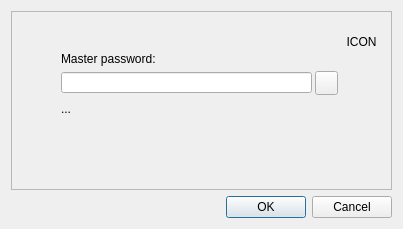
Before: the Qt Designer form ui/forms/login_window_hashed_maze.ui in TitoBarrosTI/hashed_maze, drawn with Qt 5.
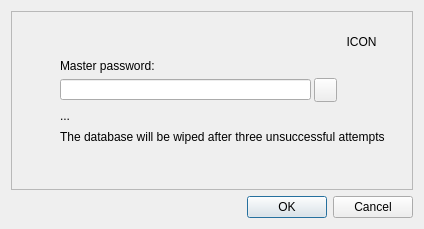
After: the same form once the commit is applied.

Commit message: refactor(ui): improve login attempt warnings with dynamic colors

Diff of the .ui file:
```diff
--- a/ui/forms/login_window_hashed_maze.ui
+++ b/ui/forms/login_window_hashed_maze.ui
@@ -6,7 +6,7 @@
    <rect>
     <x>0</x>
     <y>0</y>
-    <width>403</width>
+    <width>424</width>
     <height>229</height>
    </rect>
   </property>
@@ -25,8 +25,8 @@
      <widget class="QLineEdit" name="edtPWD">
       <property name="geometry">
        <rect>
-        <x>50</x>
-        <y>61</y>
+        <x>49</x>
+        <y>68</y>
         <width>251</width>
         <height>21</height>
        </rect>
@@ -44,8 +44,8 @@
      <widget class="QLabel" name="label">
       <property name="geometry">
        <rect>
-        <x>50</x>
-        <y>40</y>
+        <x>49</x>
+        <y>47</y>
         <width>141</width>
         <height>16</height>
        </rect>
@@ -57,9 +57,9 @@
      <widget class="QLabel" name="lblMsg">
       <property name="geometry">
        <rect>
-        <x>50</x>
-        <y>90</y>
-        <width>321</width>
+        <x>49</x>
+        <y>97</y>
+        <width>331</width>
         <height>16</height>
        </rect>
       </property>
@@ -86,8 +86,8 @@
      <widget class="QPushButton" name="btnShowPWD">
       <property name="geometry">
        <rect>
-        <x>304</x>
-        <y>60</y>
+        <x>303</x>
+        <y>67</y>
         <width>23</width>
         <height>24</height>
        </rect>
@@ -99,6 +99,28 @@
        <string/>
       </property>
      </widget>
+     <widget class="QLabel" name="lblWarning">
+      <property name="geometry">
+       <rect>
+        <x>49</x>
+        <y>119</y>
+        <width>341</width>
+        <height>41</height>
+       </rect>
+      </property>
+      <property name="styleSheet">
+       <string notr="true">lblWarning{
+	color: rgb(255, 255, 0)
+	visibility:hidden;
+}</string>
+      </property>
+      <property name="text">
+       <string>The database will be wiped after three unsuccessful attempts</string>
+      </property>
+      <property name="alignment">
+       <set>Qt::AlignmentFlag::AlignLeading|Qt::AlignmentFlag::AlignLeft|Qt::AlignmentFlag::AlignTop</set>
+      </property>
+     </widget>
     </widget>
    </item>
    <item row="1" column="0">
```
The commit also changes 3 other files.
